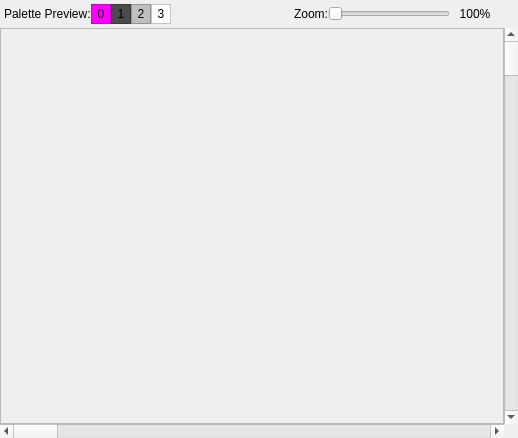
christopherpow/nesicide, file chrromdisplaydialog.ui: the form before one commit.
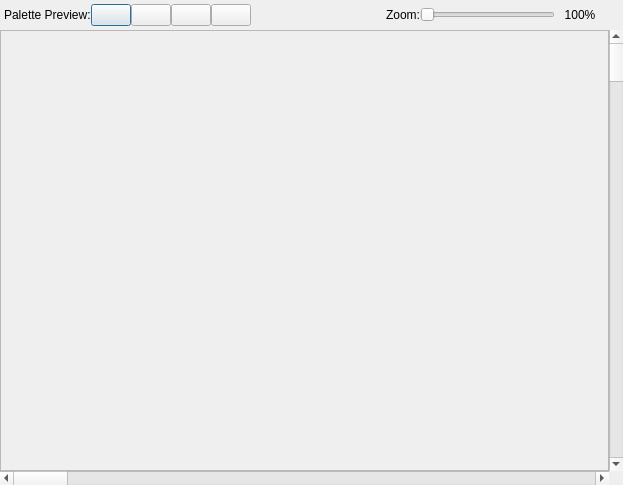
The form after the commit. Custom widgets are drawn as their Qt base class.

```diff
--- a/chrromdisplaydialog.ui
+++ b/chrromdisplaydialog.ui
@@ -6,8 +6,8 @@
    <rect>
     <x>0</x>
     <y>0</y>
-    <width>518</width>
-    <height>438</height>
+    <width>623</width>
+    <height>485</height>
    </rect>
   </property>
   <property name="windowTitle">
@@ -64,406 +64,30 @@
       </widget>
      </item>
      <item>
-      <widget class="QLabel" name="label_4">
-       <property name="sizePolicy">
-        <sizepolicy hsizetype="Fixed" vsizetype="Fixed">
-         <horstretch>0</horstretch>
-         <verstretch>0</verstretch>
-        </sizepolicy>
-       </property>
-       <property name="minimumSize">
-        <size>
-         <width>20</width>
-         <height>20</height>
-        </size>
-       </property>
-       <property name="maximumSize">
-        <size>
-         <width>20</width>
-         <height>20</height>
-        </size>
-       </property>
-       <property name="palette">
-        <palette>
-         <active>
-          <colorrole role="Base">
-           <brush brushstyle="SolidPattern">
-            <color alpha="255">
-             <red>255</red>
-             <green>255</green>
-             <blue>255</blue>
-            </color>
-           </brush>
-          </colorrole>
-          <colorrole role="Window">
-           <brush brushstyle="SolidPattern">
-            <color alpha="255">
-             <red>255</red>
-             <green>0</green>
-             <blue>255</blue>
-            </color>
-           </brush>
-          </colorrole>
-         </active>
-         <inactive>
-          <colorrole role="Base">
-           <brush brushstyle="SolidPattern">
-            <color alpha="255">
-             <red>255</red>
-             <green>255</green>
-             <blue>255</blue>
-            </color>
-           </brush>
-          </colorrole>
-          <colorrole role="Window">
-           <brush brushstyle="SolidPattern">
-            <color alpha="255">
-             <red>255</red>
-             <green>0</green>
-             <blue>255</blue>
-            </color>
-           </brush>
-          </colorrole>
-         </inactive>
-         <disabled>
-          <colorrole role="Base">
-           <brush brushstyle="SolidPattern">
-            <color alpha="255">
-             <red>255</red>
-             <green>0</green>
-             <blue>255</blue>
-            </color>
-           </brush>
-          </colorrole>
-          <colorrole role="Window">
-           <brush brushstyle="SolidPattern">
-            <color alpha="255">
-             <red>255</red>
-             <green>0</green>
-             <blue>255</blue>
-            </color>
-           </brush>
-          </colorrole>
-         </disabled>
-        </palette>
-       </property>
-       <property name="autoFillBackground">
-        <bool>true</bool>
-       </property>
-       <property name="frameShape">
-        <enum>QFrame::StyledPanel</enum>
-       </property>
-       <property name="frameShadow">
-        <enum>QFrame::Plain</enum>
-       </property>
+      <widget class="QtColorPicker" name="col0PushButton">
        <property name="text">
-        <string>0</string>
+        <string/>
        </property>
-       <property name="alignment">
-        <set>Qt::AlignCenter</set>
-       </property>
       </widget>
      </item>
      <item>
-      <widget class="QLabel" name="label_5">
-       <property name="sizePolicy">
-        <sizepolicy hsizetype="Fixed" vsizetype="Fixed">
-         <horstretch>0</horstretch>
-         <verstretch>0</verstretch>
-        </sizepolicy>
-       </property>
-       <property name="minimumSize">
-        <size>
-         <width>20</width>
-         <height>20</height>
-        </size>
-       </property>
-       <property name="maximumSize">
-        <size>
-         <width>20</width>
-         <height>20</height>
-        </size>
-       </property>
-       <property name="palette">
-        <palette>
-         <active>
-          <colorrole role="Base">
-           <brush brushstyle="SolidPattern">
-            <color alpha="255">
-             <red>255</red>
-             <green>255</green>
-             <blue>255</blue>
-            </color>
-           </brush>
-          </colorrole>
-          <colorrole role="Window">
-           <brush brushstyle="SolidPattern">
-            <color alpha="255">
-             <red>75</red>
-             <green>75</green>
-             <blue>75</blue>
-            </color>
-           </brush>
-          </colorrole>
-         </active>
-         <inactive>
-          <colorrole role="Base">
-           <brush brushstyle="SolidPattern">
-            <color alpha="255">
-             <red>255</red>
-             <green>255</green>
-             <blue>255</blue>
-            </color>
-           </brush>
-          </colorrole>
-          <colorrole role="Window">
-           <brush brushstyle="SolidPattern">
-            <color alpha="255">
-             <red>75</red>
-             <green>75</green>
-             <blue>75</blue>
-            </color>
-           </brush>
-          </colorrole>
-         </inactive>
-         <disabled>
-          <colorrole role="Base">
-           <brush brushstyle="SolidPattern">
-            <color alpha="255">
-             <red>75</red>
-             <green>75</green>
-             <blue>75</blue>
-            </color>
-           </brush>
-          </colorrole>
-          <colorrole role="Window">
-           <brush brushstyle="SolidPattern">
-            <color alpha="255">
-             <red>75</red>
-             <green>75</green>
-             <blue>75</blue>
-            </color>
-           </brush>
-          </colorrole>
-         </disabled>
-        </palette>
-       </property>
-       <property name="autoFillBackground">
-        <bool>true</bool>
-       </property>
-       <property name="frameShape">
-        <enum>QFrame::StyledPanel</enum>
-       </property>
-       <property name="frameShadow">
-        <enum>QFrame::Plain</enum>
-       </property>
+      <widget class="QtColorPicker" name="col1PushButton">
        <property name="text">
-        <string>1</string>
+        <string/>
        </property>
-       <property name="alignment">
-        <set>Qt::AlignCenter</set>
-       </property>
       </widget>
      </item>
      <item>
-      <widget class="QLabel" name="label_6">
-       <property name="sizePolicy">
-        <sizepolicy hsizetype="Fixed" vsizetype="Fixed">
-         <horstretch>0</horstretch>
-         <verstretch>0</verstretch>
-        </sizepolicy>
-       </property>
-       <property name="minimumSize">
-        <size>
-         <width>20</width>
-         <height>20</height>
-        </size>
-       </property>
-       <property name="maximumSize">
-        <size>
-         <width>20</width>
-         <height>20</height>
-        </size>
-       </property>
-       <property name="palette">
-        <palette>
-         <active>
-          <colorrole role="Base">
-           <brush brushstyle="SolidPattern">
-            <color alpha="255">
-             <red>255</red>
-             <green>255</green>
-             <blue>255</blue>
-            </color>
-           </brush>
-          </colorrole>
-          <colorrole role="Window">
-           <brush brushstyle="SolidPattern">
-            <color alpha="255">
-             <red>191</red>
-             <green>191</green>
-             <blue>191</blue>
-            </color>
-           </brush>
-          </colorrole>
-         </active>
-         <inactive>
-          <colorrole role="Base">
-           <brush brushstyle="SolidPattern">
-            <color alpha="255">
-             <red>255</red>
-             <green>255</green>
-             <blue>255</blue>
-            </color>
-           </brush>
-          </colorrole>
-          <colorrole role="Window">
-           <brush brushstyle="SolidPattern">
-            <color alpha="255">
-             <red>191</red>
-             <green>191</green>
-             <blue>191</blue>
-            </color>
-           </brush>
-          </colorrole>
-         </inactive>
-         <disabled>
-          <colorrole role="Base">
-           <brush brushstyle="SolidPattern">
-            <color alpha="255">
-             <red>191</red>
-             <green>191</green>
-             <blue>191</blue>
-            </color>
-           </brush>
-          </colorrole>
-          <colorrole role="Window">
-           <brush brushstyle="SolidPattern">
-            <color alpha="255">
-             <red>191</red>
-             <green>191</green>
-             <blue>191</blue>
-            </color>
-           </brush>
-          </colorrole>
-         </disabled>
-        </palette>
-       </property>
-       <property name="autoFillBackground">
-        <bool>true</bool>
-       </property>
-       <property name="frameShape">
-        <enum>QFrame::StyledPanel</enum>
-       </property>
-       <property name="frameShadow">
-        <enum>QFrame::Plain</enum>
-       </property>
+      <widget class="QtColorPicker" name="col2PushButton">
        <property name="text">
-        <string>2</string>
+        <string/>
        </property>
-       <property name="alignment">
-        <set>Qt::AlignCenter</set>
-       </property>
       </widget>
      </item>
      <item>
-      <widget class="QLabel" name="label_7">
-       <property name="sizePolicy">
-        <sizepolicy hsizetype="Fixed" vsizetype="Fixed">
-         <horstretch>0</horstretch>
-         <verstretch>0</verstretch>
-        </sizepolicy>
-       </property>
-       <property name="minimumSize">
-        <size>
-         <width>20</width>
-         <height>20</height>
-        </size>
-       </property>
-       <property name="maximumSize">
-        <size>
-         <width>20</width>
-         <height>20</height>
-        </size>
-       </property>
-       <property name="palette">
-        <palette>
-         <active>
-          <colorrole role="Base">
-           <brush brushstyle="SolidPattern">
-            <color alpha="255">
-             <red>255</red>
-             <green>255</green>
-             <blue>255</blue>
-            </color>
-           </brush>
-          </colorrole>
-          <colorrole role="Window">
-           <brush brushstyle="SolidPattern">
-            <color alpha="255">
-             <red>255</red>
-             <green>255</green>
-             <blue>255</blue>
-            </color>
-           </brush>
-          </colorrole>
-         </active>
-         <inactive>
-          <colorrole role="Base">
-           <brush brushstyle="SolidPattern">
-            <color alpha="255">
-             <red>255</red>
-             <green>255</green>
-             <blue>255</blue>
-            </color>
-           </brush>
-          </colorrole>
-          <colorrole role="Window">
-           <brush brushstyle="SolidPattern">
-            <color alpha="255">
-             <red>255</red>
-             <green>255</green>
-             <blue>255</blue>
-            </color>
-           </brush>
-          </colorrole>
-         </inactive>
-         <disabled>
-          <colorrole role="Base">
-           <brush brushstyle="SolidPattern">
-            <color alpha="255">
-             <red>255</red>
-             <green>255</green>
-             <blue>255</blue>
-            </color>
-           </brush>
-          </colorrole>
-          <colorrole role="Window">
-           <brush brushstyle="SolidPattern">
-            <color alpha="255">
-             <red>255</red>
-             <green>255</green>
-             <blue>255</blue>
-            </color>
-           </brush>
-          </colorrole>
-         </disabled>
-        </palette>
-       </property>
-       <property name="autoFillBackground">
-        <bool>true</bool>
-       </property>
-       <property name="frameShape">
-        <enum>QFrame::StyledPanel</enum>
-       </property>
-       <property name="frameShadow">
-        <enum>QFrame::Plain</enum>
-       </property>
+      <widget class="QtColorPicker" name="col3PushButton">
        <property name="text">
-        <string>3</string>
-       </property>
-       <property name="alignment">
-        <set>Qt::AlignCenter</set>
+        <string/>
        </property>
       </widget>
      </item>
@@ -548,6 +172,13 @@
    </item>
   </layout>
  </widget>
+ <customwidgets>
+  <customwidget>
+   <class>QtColorPicker</class>
+   <extends>QPushButton</extends>
+   <header location="global">qtcolorpicker.h</header>
+  </customwidget>
+ </customwidgets>
  <resources/>
  <connections/>
 </ui>
```
